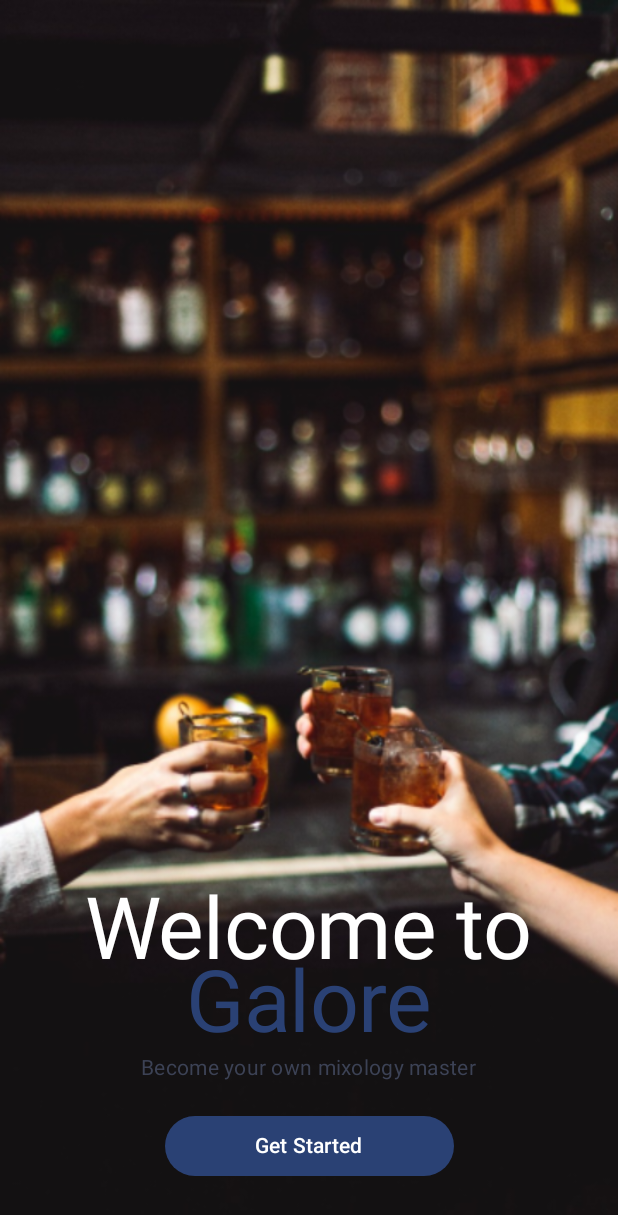
After one commit to m1thrandir225/galore-android, an Android app built with Jetpack Compose: the WelcomeScreen screen opened through its navigation route, on a phone screen of 412 x 824 dp. The commit adds this screen. Shown: the top 1215 px of the screen. Run offline under Robolectric (Android 15) with nearby library versions, the phone set to English and light mode, and no system bars; our stand-ins replace Dagger/Hilt's generated code.

Commit message:
feat: progress on welcome screen + register

```diff
--- a/app/src/main/java/com/sebastijanzindl/galore/compose/GaloreApp.kt
+++ b/app/src/main/java/com/sebastijanzindl/galore/compose/GaloreApp.kt
@@ -7,6 +7,9 @@ import androidx.navigation.NavHostController
 import androidx.navigation.compose.NavHost
 import androidx.navigation.compose.composable
 import androidx.navigation.compose.rememberNavController
+import com.sebastijanzindl.galore.compose.home.HomeScreen
+import com.sebastijanzindl.galore.compose.register.RegisterScreen
+import com.sebastijanzindl.galore.compose.welcome.WelcomeScreen
 
 @Composable
 fun GaloreApp() {
@@ -22,8 +25,21 @@ fun GaloreNavHost (
 ) {
     val activity = (LocalContext.current as Activity)
 
-    NavHost(navController = navController, startDestination = Screen.Home.route) {
+    NavHost(navController = navController, startDestination = Screen.Welcome.route) {
         composable(route = Screen.Home.route) {
+            HomeScreen()
+        }
+        composable(route = Screen.Welcome.route) {
+            WelcomeScreen(
+                onGettingStartedClick = {
+                    navController.navigate(
+                        Screen.Register.route
+                    )
+                }
+            )
+        }
+        composable(route = Screen.Register.route) {
+            RegisterScreen()
         }
     }
 }
--- a/app/src/main/java/com/sebastijanzindl/galore/compose/Screen.kt
+++ b/app/src/main/java/com/sebastijanzindl/galore/compose/Screen.kt
@@ -5,4 +5,7 @@ import androidx.navigation.NamedNavArgument
 sealed class Screen(val route: String, val navArguments: List<NamedNavArgument> = emptyList()){
     data object Home: Screen("home")
 
+    data object Welcome: Screen("welcome");
+
+    data object Register: Screen("register");
 }
--- /dev/null
+++ b/app/src/main/java/com/sebastijanzindl/galore/compose/welcome/WelcomeScreen.kt
@@ -0,0 +1,87 @@
+package com.sebastijanzindl.galore.compose.welcome
+
+
+import androidx.compose.foundation.ExperimentalFoundationApi
+import androidx.compose.foundation.Image
+import androidx.compose.foundation.layout.Arrangement
+import androidx.compose.foundation.layout.Box
+import androidx.compose.foundation.layout.Column
+import androidx.compose.foundation.layout.fillMaxSize
+import androidx.compose.foundation.layout.fillMaxWidth
+import androidx.compose.foundation.layout.offset
+import androidx.compose.foundation.layout.padding
+import androidx.compose.material3.Button
+import androidx.compose.material3.ExperimentalMaterial3Api
+import androidx.compose.material3.MaterialTheme
+import androidx.compose.material3.Scaffold
+import androidx.compose.material3.Text
+import androidx.compose.runtime.Composable
+import androidx.compose.ui.Alignment
+import androidx.compose.ui.Modifier
+import androidx.compose.ui.graphics.Color
+import androidx.compose.ui.layout.ContentScale
+import androidx.compose.ui.res.painterResource
+import androidx.compose.ui.text.font.FontFamily
+import androidx.compose.ui.tooling.preview.Preview
+import androidx.compose.ui.unit.dp
+import com.sebastijanzindl.galore.R
+import com.sebastijanzindl.galore.compose.home.HomeScreen
+import com.sebastijanzindl.galore.ui.theme.GaloreTheme
+
+
+@OptIn(ExperimentalMaterial3Api::class, ExperimentalFoundationApi::class)
+@Composable
+fun WelcomeScreen(
+    modifier: Modifier = Modifier,
+    onGettingStartedClick: () -> Unit
+) {
+    val welcomeBackground = painterResource(id = R.drawable.welcome_background)
+    Box(modifier = Modifier.fillMaxSize()) {
+        Image(
+            painter = welcomeBackground,
+            contentDescription = "welcome background",
+            contentScale = ContentScale.FillBounds,
+            modifier = Modifier.fillMaxSize()
+        )
+        Column(
+            modifier = Modifier
+                .matchParentSize()
+                .padding(bottom = 36.dp),
+            verticalArrangement = Arrangement.Bottom,
+            horizontalAlignment = Alignment.CenterHorizontally,
+
+        ){
+            Text(text = "Welcome to",
+                color = Color.White,
+                fontFamily = FontFamily.SansSerif,
+                style = MaterialTheme.typography.displayLarge
+            )
+            Text(text = "Galore",
+                color = MaterialTheme.colorScheme.primary,
+                style = MaterialTheme.typography.displayLarge,
+                fontFamily = FontFamily.SansSerif,
+                modifier = Modifier.offset(y = -18.dp)
+            )
+            Text(text = "Become your own mixology master",
+                color = MaterialTheme.colorScheme.secondary,
+                fontFamily = FontFamily.SansSerif,
+                style = MaterialTheme.typography.bodyMedium,
+                modifier = Modifier.offset(y = - 18.dp)
+            )
+
+            Button(onClick = onGettingStartedClick) {
+                Text(text = "Get Started",
+                    modifier = Modifier.padding(horizontal = 36.dp )
+                )
+
+            }
+        }
+    }
+}
+@Preview
+@Composable
+private fun HomeScreenPreview() {
+    GaloreTheme() {
+        WelcomeScreen(onGettingStartedClick = {})
+    }
+}
--- a/build.gradle.kts
+++ b/build.gradle.kts
@@ -4,4 +4,5 @@ plugins {
     id("org.jetbrains.kotlin.android") version "1.9.0" apply false
     id("com.google.devtools.ksp") version "1.9.22-1.0.16" apply false
     id ("com.google.dagger.hilt.android") version "2.50" apply false
+
 }
```
Also changed, not shown: app/build.gradle.kts (+9 -3 lines), app/src/main/java/com/sebastijanzindl/galore/compose/home/HomeScreen.kt (+57 -4 lines), app/src/main/java/com/sebastijanzindl/galore/compose/register/RegisterScreen.kt (added, +65 -0 lines), app/src/main/res/raw/registerlottie.json (added, +1 -0 lines), app/src/main/res/drawable/welcome_background.png (added).
